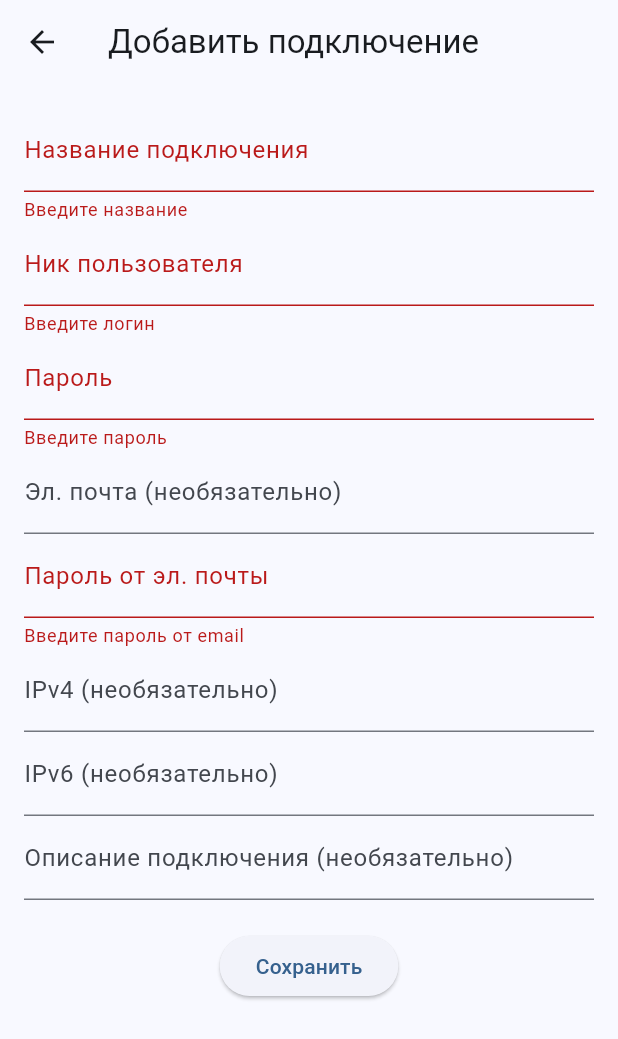
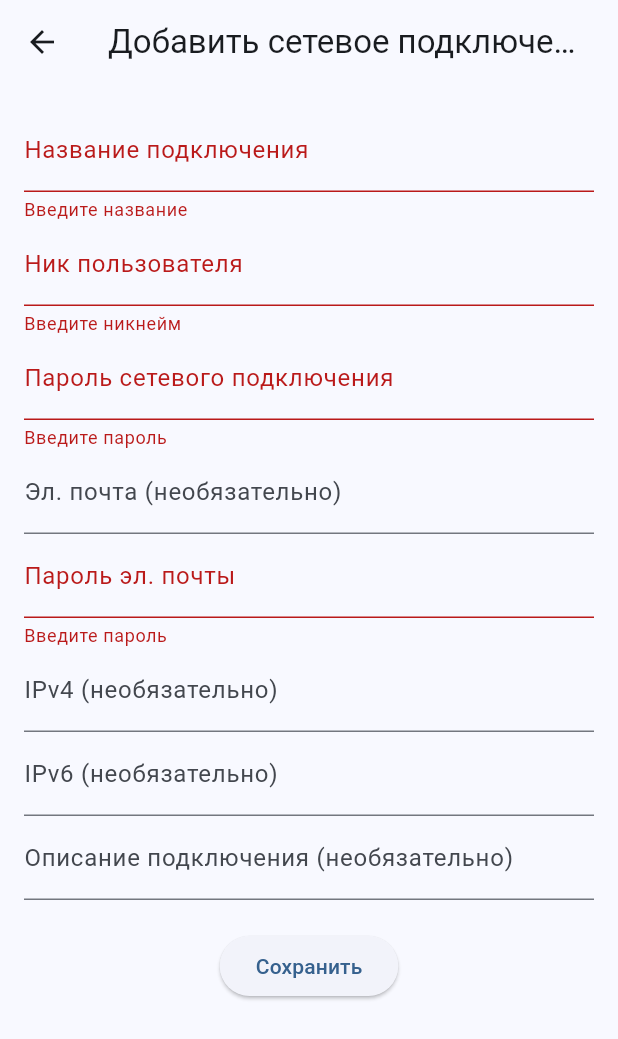
Before and after one commit to sectorsj/password_manager, a Flutter app: the AddNetworkConnectionFormWidget screen opened directly with empty values, after a tap on "Сохранить", on a phone screen of 412 x 824 dp. Shown: the top 1039 px of the screen. Run offline on Flutter 3.47's test engine with Material 3 defaults, Android fonts, the phone set to English and light mode, and no system bars; our stand-ins replace flutter_secure_storage, shared_preferences, shelf; missing offline and left inert: dart_jsonwebtoken, encrypt, pointycastle, postgres, shelf_cors_headers, shelf_router; accounts and stored records are empty.

Commit message:
v_0_0_2: fix: добавление нового сетевого подключения
добавил: -
изменил: add_network_connection_form_widget.dart, network_connection_routes.dart, create_network_connection_with_nickname_and_email.sql
удалил: -

```diff
--- a/password_manager_frontend/lib/widgets/add_network_connection_form_widget.dart
+++ b/password_manager_frontend/lib/widgets/add_network_connection_form_widget.dart
@@ -95,7 +95,7 @@ class _AddNetworkConnectionFormWidgetState
   @override
   Widget build(BuildContext context) {
     return Scaffold(
-      appBar: AppBar(title: const Text('Добавить подключение')),
+      appBar: AppBar(title: const Text('Добавить сетевое подключение')),
       body: _isLoading
           ? const Center(child: CircularProgressIndicator())
           : Form(
@@ -118,12 +118,13 @@ class _AddNetworkConnectionFormWidgetState
                         decoration: const InputDecoration(
                             labelText: 'Ник пользователя'),
                         validator: (value) => value == null || value.isEmpty
-                            ? 'Введите логин'
+                            ? 'Введите никнейм'
                             : null,
                       ),
                       TextFormField(
                         controller: _passwordController,
-                        decoration: const InputDecoration(labelText: 'Пароль'),
+                        decoration: const InputDecoration(
+                            labelText: 'Пароль сетевого подключения'),
                         obscureText: true,
                         validator: (value) => value == null || value.isEmpty
                             ? 'Введите пароль'
@@ -137,10 +138,10 @@ class _AddNetworkConnectionFormWidgetState
                       TextFormField(
                         controller: _emailPasswordController,
                         decoration: const InputDecoration(
-                            labelText: 'Пароль от эл. почты'),
+                            labelText: 'Пароль эл. почты'),
                         obscureText: true,
                         validator: (value) => value == null || value.isEmpty
-                            ? 'Введите пароль от email'
+                            ? 'Введите пароль'
                             : null,
                       ),
                       TextFormField(
```
Also changed, not shown: password_manager_server/lib/api/network_connection_routes.dart (+4 -3 lines), 1 other file.
